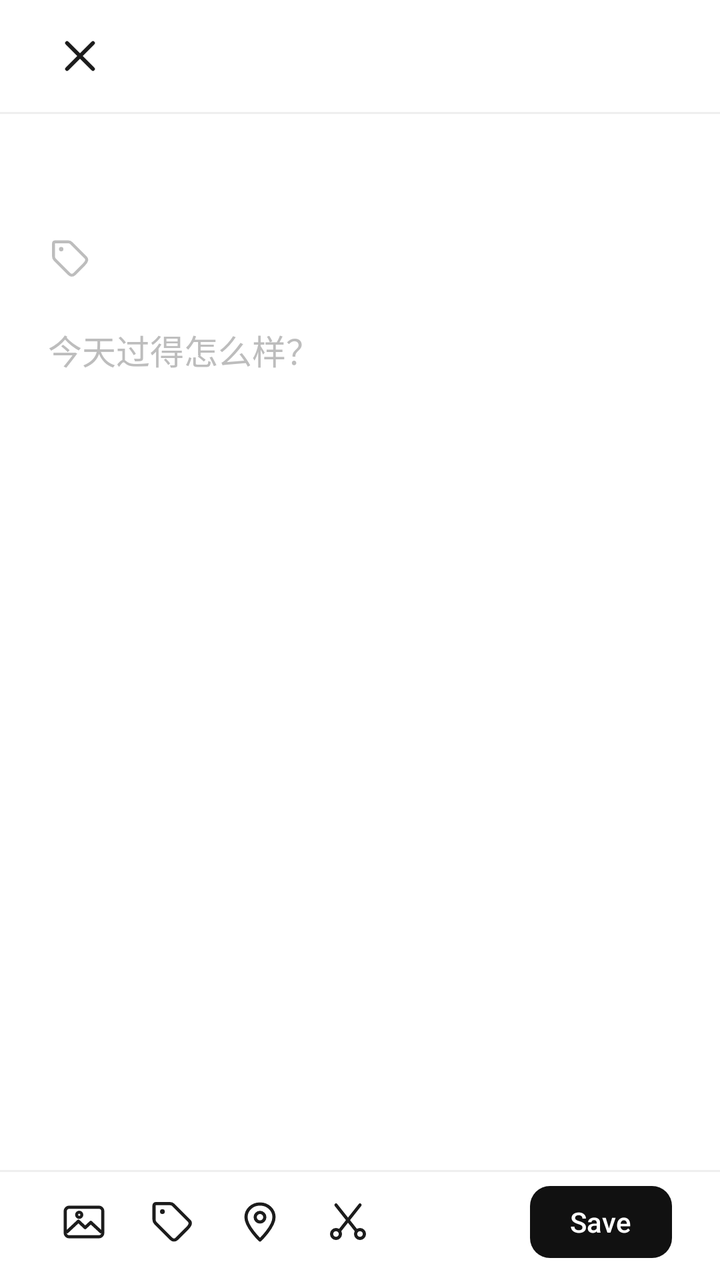
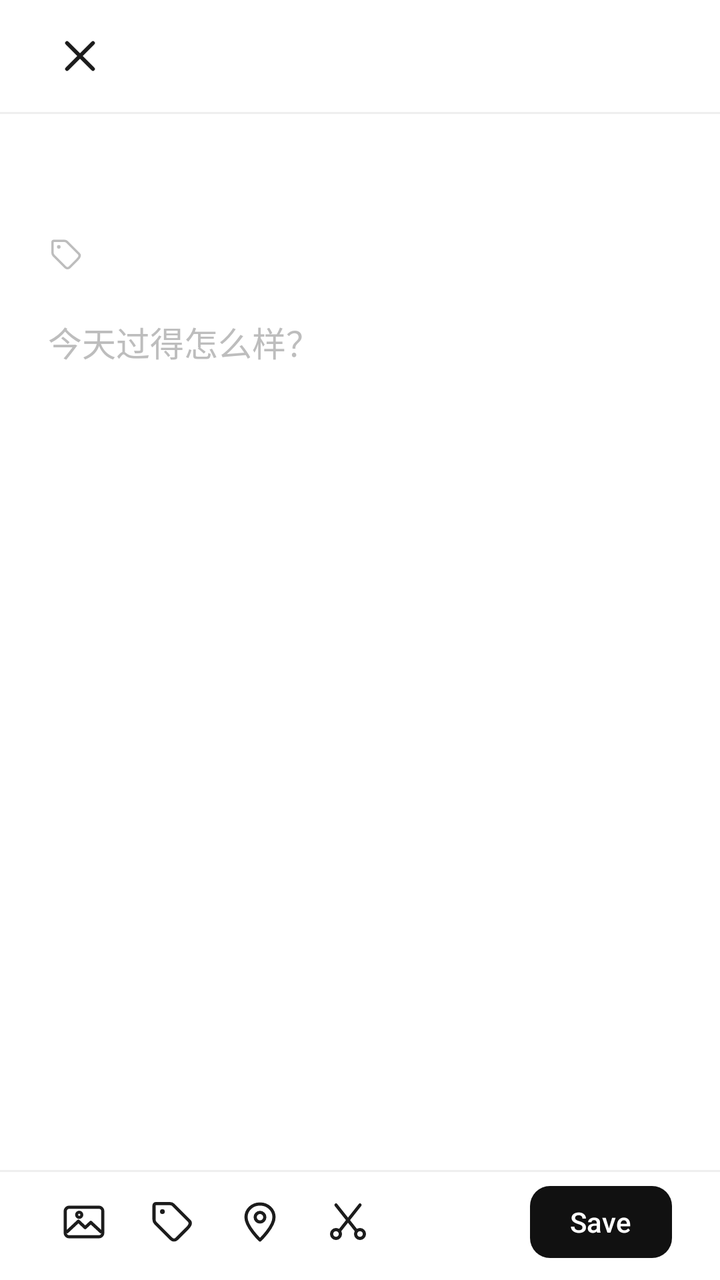

The first picture is an Android layout as it rendered before a commit; the second is the same layout after the commit. The layout source and the unified diff follow.
<!-- AndroidManifest.xml: activity theme Theme.WuDiary.Editor -->
<!-- res/layout/activity_edit_diary.xml -->
<?xml version="1.0" encoding="utf-8"?>
<LinearLayout xmlns:android="http://schemas.android.com/apk/res/android"
    xmlns:app="http://schemas.android.com/apk/res-auto"
    android:layout_width="match_parent"
    android:layout_height="match_parent"
    android:background="@color/background"
    android:orientation="vertical">

    <ScrollView
        android:id="@+id/scrollContent"
        android:layout_width="match_parent"
        android:layout_height="0dp"
        android:layout_weight="1"
        android:fillViewport="true"
        android:overScrollMode="never"
        android:scrollbars="none">

        <LinearLayout
            android:layout_width="match_parent"
            android:layout_height="wrap_content"
            android:orientation="vertical">

            <LinearLayout
                android:layout_width="match_parent"
                android:layout_height="56dp"
                android:gravity="center_vertical"
                android:orientation="horizontal"
                android:paddingHorizontal="16dp">

                <ImageButton
                    android:id="@+id/btnClose"
                    android:layout_width="48dp"
                    android:layout_height="48dp"
                    android:background="?attr/selectableItemBackgroundBorderless"
                    android:contentDescription="@string/cancel"
                    android:scaleType="centerInside"
                    android:src="@drawable/ic_close"
                    app:tint="@color/text_primary" />
            </LinearLayout>

            <View
                android:layout_width="match_parent"
                android:layout_height="1dp"
                android:background="@color/divider" />

            <LinearLayout
                android:layout_width="match_parent"
                android:layout_height="wrap_content"
                android:layout_marginHorizontal="24dp"
                android:layout_marginTop="12dp"
                android:orientation="horizontal">

                <TextView
                    android:id="@+id/textEditorDay"
                    android:layout_width="wrap_content"
                    android:layout_height="wrap_content"
                    android:fontFamily="serif"
                    android:textColor="@color/text_primary"
                    android:textSize="32sp"
                    android:textStyle="bold" />

                <TextView
                    android:id="@+id/textEditorYear"
                    android:layout_width="wrap_content"
                    android:layout_height="wrap_content"
                    android:layout_marginStart="9dp"
                    android:fontFamily="serif"
                    android:textColor="@color/text_secondary"
                    android:textSize="18sp" />
            </LinearLayout>

            <LinearLayout
                android:layout_width="match_parent"
                android:layout_height="wrap_content"
                android:layout_marginHorizontal="24dp"
                android:layout_marginTop="6dp"
                android:gravity="center_vertical"
                android:orientation="horizontal">

                <ImageButton
                    android:id="@+id/btnEditorTags"
                    android:layout_width="22dp"
                    android:layout_height="22dp"
                    android:background="?attr/selectableItemBackgroundBorderless"
                    android:contentDescription="@string/add_tag"
                    android:scaleType="centerInside"
                    android:src="@drawable/ic_tag"
                    app:tint="@color/text_secondary" />

                <HorizontalScrollView
                    android:layout_width="0dp"
                    android:layout_height="wrap_content"
                    android:layout_marginStart="6dp"
                    android:layout_weight="1"
                    android:clipToPadding="false"
                    android:scrollbars="none">

                    <LinearLayout
                        android:id="@+id/tagStrip"
                        android:layout_width="wrap_content"
                        android:layout_height="wrap_content"
                        android:gravity="center_vertical"
                        android:orientation="horizontal" />
                </HorizontalScrollView>
            </LinearLayout>

            <HorizontalScrollView
                android:id="@+id/imageScroll"
                android:layout_width="match_parent"
                android:layout_height="wrap_content"
                android:layout_marginTop="16dp"
                android:clipToPadding="false"
                android:paddingHorizontal="24dp"
                android:scrollbars="none"
                android:visibility="gone">

                <LinearLayout
                    android:id="@+id/imageStrip"
                    android:layout_width="wrap_content"
                    android:layout_height="wrap_content"
                    android:orientation="horizontal" />
            </HorizontalScrollView>

            <EditText
                android:id="@+id/editContent"
                android:layout_width="match_parent"
                android:layout_height="wrap_content"
                android:layout_marginHorizontal="24dp"
                android:layout_marginTop="22dp"
                android:layout_marginBottom="12dp"
                android:background="@null"
                android:breakStrategy="simple"
                android:gravity="top"
                android:hint="@string/hint_content"
                android:hyphenationFrequency="none"
                android:inputType="textMultiLine|textCapSentences"
                android:lineSpacingExtra="6dp"
                android:minHeight="240dp"
                android:overScrollMode="never"
                android:paddingStart="0dp"
                android:paddingTop="0dp"
                android:paddingEnd="0dp"
                android:paddingBottom="72dp"
                android:scrollbars="none"
                android:textColor="@color/text_body"
                android:textColorHint="@color/text_secondary"
                android:textSize="17sp" />
        </LinearLayout>
    </ScrollView>

    <View
        android:layout_width="match_parent"
        android:layout_height="1dp"
        android:background="@color/divider" />

    <LinearLayout
        android:layout_width="match_parent"
        android:layout_height="wrap_content"
        android:gravity="center_vertical"
        android:orientation="horizontal"
        android:paddingHorizontal="24dp"
        android:paddingTop="7dp"
        android:paddingBottom="11dp">

        <ImageButton
            android:id="@+id/btnImage"
            android:layout_width="36dp"
            android:layout_height="36dp"
            android:background="?attr/selectableItemBackgroundBorderless"
            android:contentDescription="@string/add_image"
            android:scaleType="centerInside"
            android:src="@drawable/ic_image"
            app:tint="@color/text_primary" />

        <ImageButton
            android:id="@+id/btnTag"
            android:layout_width="36dp"
            android:layout_height="36dp"
            android:layout_marginStart="8dp"
            android:background="?attr/selectableItemBackgroundBorderless"
            android:contentDescription="@string/add_tag"
            android:scaleType="centerInside"
            android:src="@drawable/ic_tag"
            app:tint="@color/text_primary" />

        <ImageButton
            android:id="@+id/btnLocation"
            android:layout_width="36dp"
            android:layout_height="36dp"
            android:layout_marginStart="8dp"
            android:background="?attr/selectableItemBackgroundBorderless"
            android:contentDescription="@string/add_location"
            android:scaleType="centerInside"
            android:src="@drawable/ic_location"
            app:tint="@color/text_primary" />

        <ImageButton
            android:id="@+id/btnCut"
            android:layout_width="36dp"
            android:layout_height="36dp"
            android:layout_marginStart="8dp"
            android:background="?attr/selectableItemBackgroundBorderless"
            android:contentDescription="@string/cut_paragraph"
            android:scaleType="centerInside"
            android:src="@drawable/ic_cut"
            app:tint="@color/text_primary" />

        <Space
            android:layout_width="0dp"
            android:layout_height="1dp"
            android:layout_weight="1" />

        <com.google.android.material.button.MaterialButton
            android:id="@+id/btnSave"
            android:layout_width="wrap_content"
            android:layout_height="36dp"
            android:contentDescription="@string/save"
            android:insetTop="0dp"
            android:insetBottom="0dp"
            android:minWidth="0dp"
            android:minHeight="0dp"
            android:paddingHorizontal="20dp"
            android:text="@string/save_action"
            android:textColor="@android:color/white"
            android:textSize="14sp"
            app:backgroundTint="@color/fab_dark"
            app:cornerRadius="10dp" />
    </LinearLayout>

</LinearLayout>
<!-- resources referenced by this layout -->
<resources>
  <color name="background">#FFFFFF</color>
  <color name="divider">#EFEFEF</color>
  <color name="fab_dark">#111111</color>
  <color name="text_body">#565656</color>
  <color name="text_primary">#1C1C1C</color>
  <color name="text_secondary">#BDBDBD</color>
  <!-- drawable ic_close (drawable) -->
  <?xml version="1.0" encoding="utf-8"?>
  <vector xmlns:android="http://schemas.android.com/apk/res/android"
      android:width="24dp"
      android:height="24dp"
      android:viewportWidth="24"
      android:viewportHeight="24">
      <path
          android:fillColor="#00000000"
          android:pathData="M5.5,5.5 L18.5,18.5 M18.5,5.5 L5.5,18.5"
          android:strokeColor="#1C1C1C"
          android:strokeLineCap="round"
          android:strokeWidth="1.9" />
  </vector>
  <!-- drawable ic_location (drawable) -->
  <?xml version="1.0" encoding="utf-8"?>
  <vector xmlns:android="http://schemas.android.com/apk/res/android"
      android:width="24dp"
      android:height="24dp"
      android:viewportWidth="24"
      android:viewportHeight="24">
      <path
          android:fillColor="#00000000"
          android:pathData="M12,21 C12,21 19,14.4 19,9.6 C19,5.9 15.9,3 12,3 C8.1,3 5,5.9 5,9.6 C5,14.4 12,21 12,21 Z"
          android:strokeColor="#1C1C1C"
          android:strokeLineCap="round"
          android:strokeLineJoin="round"
          android:strokeWidth="1.6" />
      <path
          android:fillColor="#00000000"
          android:pathData="M12,7.2 A2.4,2.4 0 1,1 12,12 A2.4,2.4 0 1,1 12,7.2 Z"
          android:strokeColor="#1C1C1C"
          android:strokeWidth="1.6" />
  </vector>
  <!-- drawable ic_tag (drawable) -->
  <?xml version="1.0" encoding="utf-8"?>
  <vector xmlns:android="http://schemas.android.com/apk/res/android"
      android:width="24dp"
      android:height="24dp"
      android:viewportWidth="24"
      android:viewportHeight="24">
      <path
          android:pathData="M20.6,11.4l-7.9,-7.9C12.3,3.1 11.6,2.8 10.9,2.8H4c-0.6,0 -1,0.4 -1,1v6.9c0,0.7 0.3,1.4 0.7,1.8l7.9,7.9c0.8,0.8 2,0.8 2.8,0l5.2,-5.2C21.4,13.4 21.4,12.2 20.6,11.4z"
          android:fillColor="@android:color/transparent"
          android:strokeColor="#000000"
          android:strokeLineCap="round"
          android:strokeLineJoin="round"
          android:strokeWidth="1.6" />
      <path
          android:pathData="M7.2,6.8m-1.2,0a1.2,1.2 0,1 1,2.4 0a1.2,1.2 0,1 1,-2.4 0"
          android:fillColor="#000000" />
  </vector>
  <string name="add_image">添加图片</string>
  <string name="add_location">获取坐标</string>
  <string name="add_tag">添加标签</string>
  <string name="cancel">取消</string>
  <string name="cut_paragraph">剪切当前段落</string>
  <string name="hint_content">今天过得怎么样？</string>
  <string name="save">保存</string>
  <string name="save_action">Save</string>
  <style name="Theme.WuDiary.Editor" parent="Theme.WuDiary">
          <item name="android:windowAnimationStyle">@style/WindowAnimationNone</item>
      </style>
  <style name="Theme.WuDiary" parent="Theme.Material3.Light.NoActionBar">
          <item name="colorPrimary">@color/primary</item>
          <item name="colorOnPrimary">@android:color/white</item>
          <item name="colorSurface">@color/surface</item>
          <item name="android:windowBackground">@color/background</item>
          <item name="android:statusBarColor">@color/background</item>
          <item name="android:windowLightStatusBar">true</item>
          <item name="android:navigationBarColor">@color/background</item>
      </style>
  <style name="WindowAnimationNone">
          <item name="android:activityOpenEnterAnimation">@null</item>
          <item name="android:activityOpenExitAnimation">@null</item>
          <item name="android:activityCloseEnterAnimation">@null</item>
          <item name="android:activityCloseExitAnimation">@null</item>
          <item name="android:windowEnterAnimation">@null</item>
          <item name="android:windowExitAnimation">@null</item>
      </style>
  <color name="primary">#1C1C1C</color>
  <color name="surface">#FFFFFF</color>
  <!-- unchanged entries left out for length: 2 -->
</resources>

<!-- the commit's change to res/layout/activity_edit_diary.xml (unified diff, before → after) -->
@@ -79,8 +79,8 @@
 
                 <ImageButton
                     android:id="@+id/btnEditorTags"
-                    android:layout_width="22dp"
-                    android:layout_height="22dp"
+                    android:layout_width="18dp"
+                    android:layout_height="18dp"
                     android:background="?attr/selectableItemBackgroundBorderless"
                     android:contentDescription="@string/add_tag"
                     android:scaleType="centerInside"
